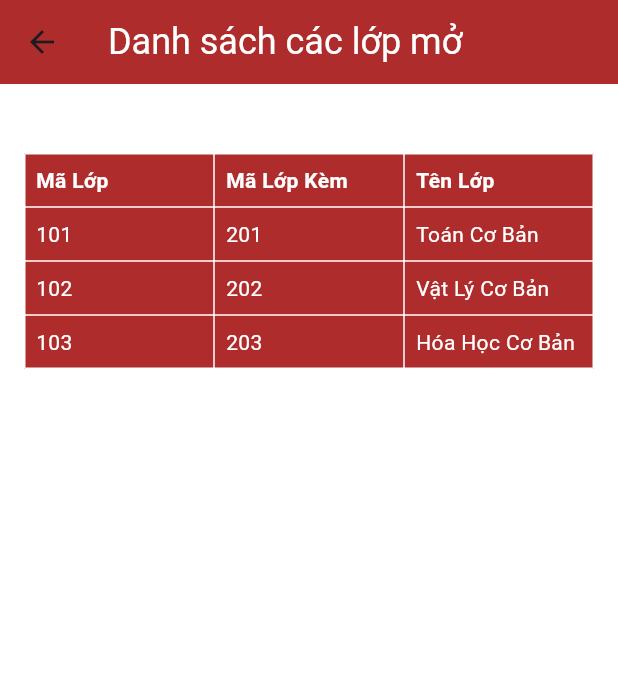
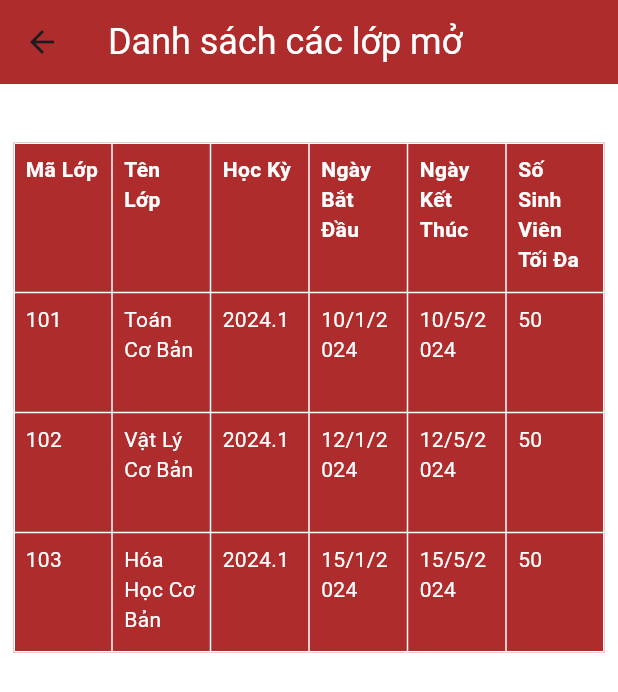
Before and after one commit to iwannabeasenior/qldt, a Flutter app: the OpenClassList screen opened by its route, on a phone screen of 412 x 824 dp. Shown: the top 692 px of the screen. Run offline on Flutter 3.47's test engine with Material 3 defaults, Android fonts, the light colour scheme and no system bars; our stand-ins replace animated_bottom_navigation_bar, dartz, flutter_svg, logger, shared_preferences; accounts and stored records are empty.

Commit message:
fix: sửa giao diện đki lớp

```diff
--- a/lib/data/model/class.dart
+++ b/lib/data/model/class.dart
@@ -4,3 +4,23 @@ class Class {
   final name;
   Class(this.id, this.name);
 }
+
+class ClassModel {
+  final String classCode;
+  final String semester;
+  final String className;
+  final String? description;
+  final DateTime startDate;
+  final DateTime endDate;
+  final int maxStudents;
+
+  ClassModel({
+    required this.classCode,
+    required this.semester,
+    required this.className,
+    this.description,
+    required this.startDate,
+    required this.endDate,
+    required this.maxStudents,
+  });
+}
--- a/lib/main.dart
+++ b/lib/main.dart
@@ -19,6 +19,8 @@ void main() async {
     if (await UserPreferences.checkFirstTime()) {
       initialRoute = 'SplashPage';
       // initialRoute = 'RegisterForClassPage';
+      // initialRoute = 'CreateClass';
+
 
     } else {
       initialRoute = 'SignInPage';
--- a/lib/presentation/page/manage_class/open_class_list.dart
+++ b/lib/presentation/page/manage_class/open_class_list.dart
@@ -1,5 +1,7 @@
 import 'package:flutter/material.dart';
 import 'package:qldt/presentation/theme/color_style.dart';
+
+import '../../../data/model/class.dart';
 
 class OpenClassList extends StatefulWidget {
   const OpenClassList({super.key});
@@ -9,11 +11,34 @@ class OpenClassList extends StatefulWidget {
 }
 
 class _OpenClassListPageState extends State<OpenClassList> {
-  final List<Map<String, String>> classData = [
-    {"maLop": "101", "maLopKem": "201", "tenLop": "Toán Cơ Bản"},
-    {"maLop": "102", "maLopKem": "202", "tenLop": "Vật Lý Cơ Bản"},
-    {"maLop": "103", "maLopKem": "203", "tenLop": "Hóa Học Cơ Bản"},
-    // Add more classes as needed
+  final List<ClassModel> classData = [
+    ClassModel(
+      classCode: "101",
+      semester: "2024.1",
+      className: "Toán Cơ Bản",
+      description: null,
+      startDate: DateTime(2024, 01, 10),
+      endDate: DateTime(2024, 05, 10),
+      maxStudents: 50,
+    ),
+    ClassModel(
+      classCode: "102",
+      semester: "2024.1",
+      className: "Vật Lý Cơ Bản",
+      description: null,
+      startDate: DateTime(2024, 01, 12),
+      endDate: DateTime(2024, 05, 12),
+      maxStudents: 50,
+    ),
+    ClassModel(
+      classCode: "103",
+      semester: "2024.1",
+      className: "Hóa Học Cơ Bản",
+      description: null,
+      startDate: DateTime(2024, 01, 15),
+      endDate: DateTime(2024, 05, 15),
+      maxStudents: 50,
+    ),
   ];
 
   @override
@@ -28,7 +53,7 @@ class _OpenClassListPageState extends State<OpenClassList> {
       ),
       backgroundColor: QLDTColor.white,
       body: Padding(
-        padding: const EdgeInsets.all(16.0),
+        padding: const EdgeInsets.all(9.0),
         child: Column(
           mainAxisAlignment: MainAxisAlignment.start,
           children: [
@@ -38,59 +63,23 @@ class _OpenClassListPageState extends State<OpenClassList> {
               children: [
                 TableRow(
                   children: [
-                    Container(
-                      color: QLDTColor.red, // Header background color
-                      padding: const EdgeInsets.all(8.0),
-                      child: const Text(
-                        'Mã Lớp',
-                        style: TextStyle(fontWeight: FontWeight.bold, color: Colors.white),
-                      ),
-                    ),
-                    Container(
-                      color: QLDTColor.red, // Header background color
-                      padding: const EdgeInsets.all(8.0),
-                      child: const Text(
-                        'Mã Lớp Kèm',
-                        style: TextStyle(fontWeight: FontWeight.bold, color: Colors.white),
-                      ),
-                    ),
-                    Container(
-                      color: QLDTColor.red, // Header background color
-                      padding: const EdgeInsets.all(8.0),
-                      child: const Text(
-                        'Tên Lớp',
-                        style: TextStyle(fontWeight: FontWeight.bold, color: Colors.white),
-                      ),
-                    ),
+                    _buildHeaderCell('Mã Lớp'),
+                    _buildHeaderCell('Tên Lớp'),
+                    _buildHeaderCell('Học Kỳ'),
+                    _buildHeaderCell('Ngày Bắt Đầu'),
+                    _buildHeaderCell('Ngày Kết Thúc'),
+                    _buildHeaderCell('Số Sinh Viên Tối Đa'),
                   ],
                 ),
                 ...classData.map((data) {
                   return TableRow(
                     children: [
-                      Container(
-                        color: QLDTColor.red, // Row background color
-                        padding: const EdgeInsets.all(8.0),
-                        child: Text(
-                          data["maLop"]!,
-                          style: const TextStyle(color: Colors.white),
-                        ),
-                      ),
-                      Container(
-                        color: QLDTColor.red, // Row background color
-                        padding: const EdgeInsets.all(8.0),
-                        child: Text(
-                          data["maLopKem"]!,
-                          style: const TextStyle(color: Colors.white),
-                        ),
-                      ),
-                      Container(
-                        color: QLDTColor.red, // Row background color
-                        padding: const EdgeInsets.all(8.0),
-                        child: Text(
-                          data["tenLop"]!,
-                          style: const TextStyle(color: Colors.white),
-                        ),
-                      ),
+                      _buildDataCell(data.classCode),
+                      _buildDataCell(data.className),
+                      _buildDataCell(data.semester),
+                      _buildDataCell("${data.startDate.day}/${data.startDate.month}/${data.startDate.year}"),
+                      _buildDataCell("${data.endDate.day}/${data.endDate.month}/${data.endDate.year}"),
+                      _buildDataCell(data.maxStudents.toString()),
                     ],
                   );
                 }).toList(),
@@ -101,4 +90,29 @@ class _OpenClassListPageState extends State<OpenClassList> {
       ),
     );
   }
+
+  // Helper method to build header cells
+  Widget _buildHeaderCell(String text) {
+    return Container(
+      color: QLDTColor.red,
+      padding: const EdgeInsets.all(8.0),
+      height: 100,
+      child: Text(
+        text,
+        style: const TextStyle(fontWeight: FontWeight.bold, color: Colors.white),
+      ),
+    );
+  }
+
+  Widget _buildDataCell(String text) {
+    return Container(
+      color: QLDTColor.red,
+      padding: const EdgeInsets.all(8.0),
+      height: 80,
+      child: Text(
+        text,
+        style: const TextStyle(color: Colors.white),
+      ),
+    );
+  }
 }
--- a/pubspec.yaml
+++ b/pubspec.yaml
@@ -42,6 +42,7 @@ dependencies:
   shared_preferences: ^2.3.2
   logger: ^2.4.0
   dartz: ^0.10.1
+  collection: ^1.15.0
 
 dev_dependencies:
   flutter_test:
```
Also changed, not shown: lib/helper/routes.dart (+9 -3 lines), lib/presentation/page/manage_class/register_for_class.dart (+103 -52 lines), lib/presentation/page/manage_class/create_class.dart (added), pubspec.lock.
